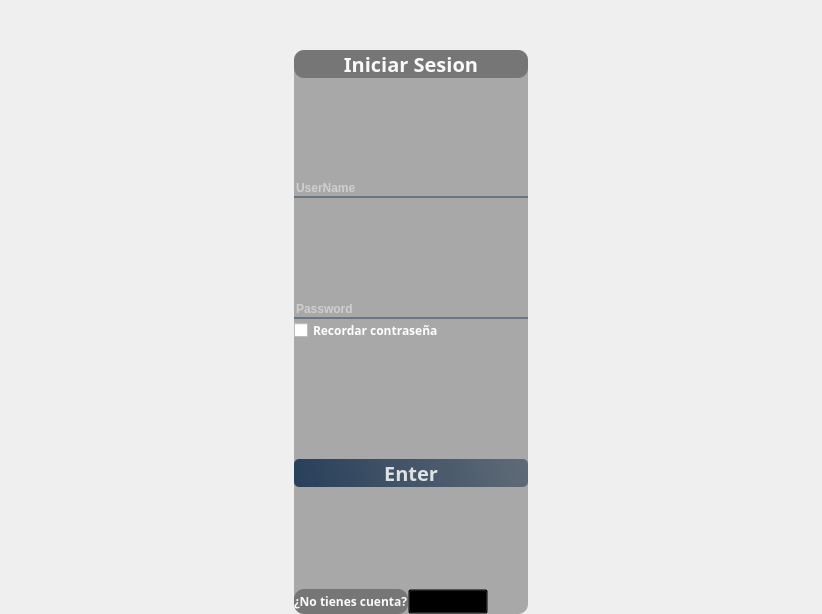
Before: the Qt Designer form Log.ui in DanielCarracedo/Check-it-out, drawn with Qt 5.
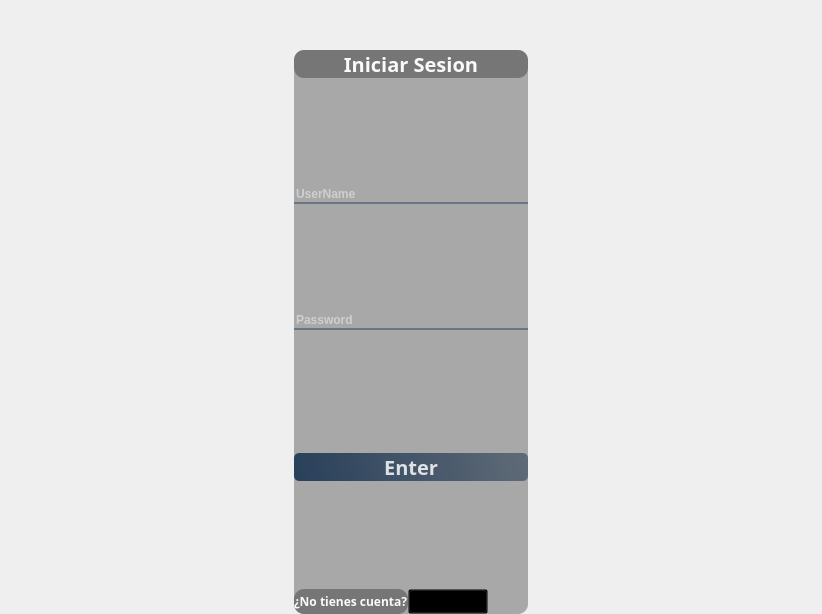
After: the same form once the commit is applied. Icons and pictures are not drawn.

Commit message:
ahora si ultima actualizacion
se me olvido quitar un boton que ya no sirve

Patch:
```diff
--- a/Log.ui
+++ b/Log.ui
@@ -414,23 +414,6 @@
                 </property>
                </widget>
               </item>
-              <item>
-               <widget class="QCheckBox" name="checkBox">
-                <property name="font">
-                 <font>
-                  <family>Kristen ITC</family>
-                  <weight>75</weight>
-                  <bold>true</bold>
-                 </font>
-                </property>
-                <property name="styleSheet">
-                 <string notr="true">color:rgb(255,255,255);</string>
-                </property>
-                <property name="text">
-                 <string>Recordar contraseña</string>
-                </property>
-               </widget>
-              </item>
               <item>
                <widget class="QLabel" name="Mensaje">
                 <property name="font">
```
